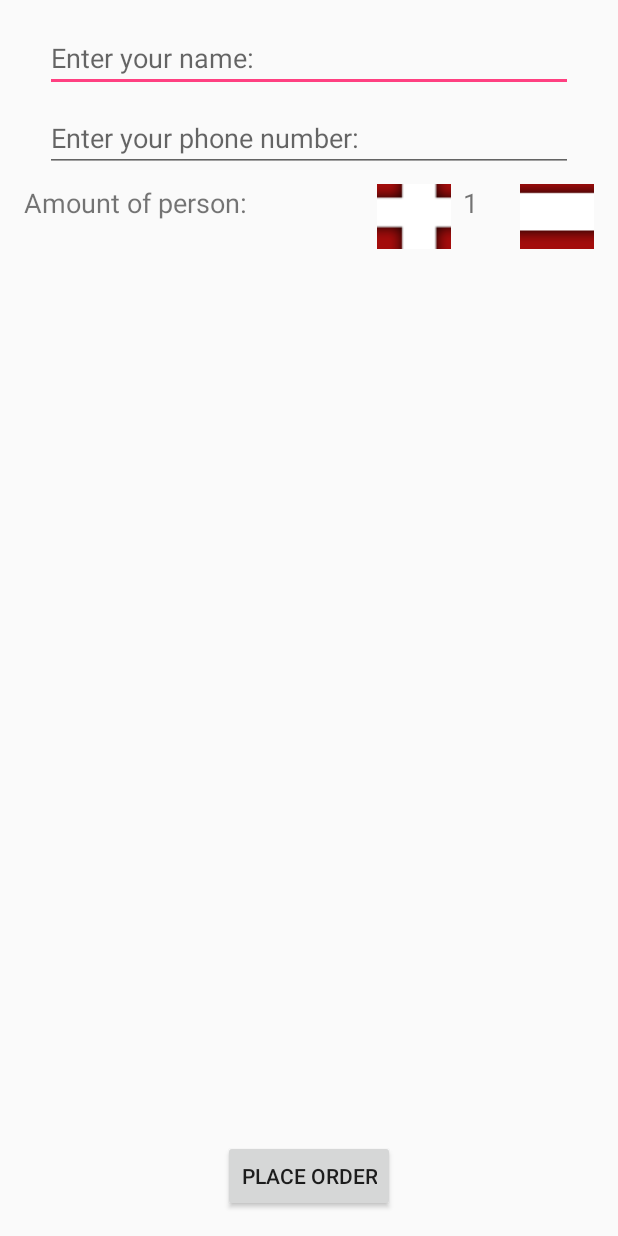
After one commit to mip81/PinoyKlasiksApp, an Android app: the CompleteOrderActivity screen opened directly, with no data from a screen before it, on a phone screen of 412 x 824 dp. The commit adds this screen. Run offline under Robolectric (Android 15) with nearby library versions, the phone set to English and light mode, and no system bars.

```diff
--- a/app/src/main/AndroidManifest.xml
+++ b/app/src/main/AndroidManifest.xml
@@ -28,6 +28,7 @@
                 android:value=".activities.SearchResultsActivity"/>
         </activity>
 
+        <activity android:name=".activities.CompleteOrderActivity" />
 
         <activity android:name=".activities.ListOfProductsActivity">
             <meta-data android:name="android.support.PARENT_ACTIVITY"
@@ -66,7 +67,9 @@
 
             <meta-data android:name="android.app.searchable"
                 android:resource="@xml/searchable" />
-        </activity><!-- ATTENTION: This was auto-generated to add Google Play services to your project for
+        </activity>
+
+        <!-- ATTENTION: This was auto-generated to add Google Play services to your project for
      App Indexing.  See https://g.co/AppIndexing/AndroidStudio for more information. -->
         <meta-data
             android:name="com.google.android.gms.version"
--- /dev/null
+++ b/app/src/main/java/pk/nz/pinoyklasiks/activities/CompleteOrderActivity.java
@@ -0,0 +1,25 @@
+package pk.nz.pinoyklasiks.activities;
+
+import android.os.Bundle;
+import android.support.annotation.Nullable;
+import android.support.v7.app.AppCompatActivity;
+
+import pk.nz.pinoyklasiks.R;
+
+/**
+ * Created 10/22/16.
+ *
+ * @author Mikhail PASTUSHKOV
+ * @author Melchor RELATADO
+ */
+
+public class CompleteOrderActivity extends AppCompatActivity {
+
+    @Override
+    protected void onCreate(@Nullable Bundle savedInstanceState) {
+        super.onCreate(savedInstanceState);
+
+        setContentView(R.layout.activity_order_activity);
+
+    }
+}
--- a/app/src/main/java/pk/nz/pinoyklasiks/beans/AbstractCategory.java
+++ b/app/src/main/java/pk/nz/pinoyklasiks/beans/AbstractCategory.java
@@ -29,6 +29,7 @@ public abstract class AbstractCategory implements Serializable{
     public abstract int getOrderId();
     public abstract void setOrderId(int order_id);
 
+
     @Override
     public String toString(){
         return "id : "+ getId()+"; name category: "+ getCatName()+"; desc: "+getDescription()+ " picname : "+getPic()+"; order : "+ getOrderId();
--- a/app/src/main/java/pk/nz/pinoyklasiks/beans/AbstractProduct.java
+++ b/app/src/main/java/pk/nz/pinoyklasiks/beans/AbstractProduct.java
@@ -1,4 +1,6 @@
 package pk.nz.pinoyklasiks.beans;
+
+import org.json.JSONObject;
 
 import java.io.Serializable;
 
@@ -46,4 +48,5 @@ public abstract class AbstractProduct implements Serializable{
     public abstract void setQuantity(int quantity);
 
     public abstract int getQuantity();
+
 }
--- a/app/src/main/java/pk/nz/pinoyklasiks/beans/Status.java
+++ b/app/src/main/java/pk/nz/pinoyklasiks/beans/Status.java
@@ -1,6 +1,6 @@
 package pk.nz.pinoyklasiks.beans;
 
-/**
+/**select
  * Class represent the table tb_status
  *
  * @author Mikhail PASTUSHKOV
--- a/app/src/main/java/pk/nz/pinoyklasiks/beans/TypeOrder.java
+++ b/app/src/main/java/pk/nz/pinoyklasiks/beans/TypeOrder.java
@@ -4,6 +4,7 @@ import java.io.Serializable;
 
 /**
  * Class represent type of order
+ * teh row in the table tb_typeOrder
  *
  * @author Mikhail PASTUSHKOV
  * @author Melchor RELATADO
@@ -18,12 +19,13 @@ public class TypeOrder implements Serializable {
     }
 
     /**
-     * Constructor that get all fields of the class
+     * Constructor that set all fields of the class
      * @param id int  order
      * @param typeOrder String name of type
      */
     public TypeOrder(int id, String typeOrder){
-
+        this.id = id;
+        this.typeOrder = typeOrder;
     }
 
     public int getId() {
--- a/app/src/main/java/pk/nz/pinoyklasiks/db/IWebService.java
+++ b/app/src/main/java/pk/nz/pinoyklasiks/db/IWebService.java
@@ -26,6 +26,6 @@ public interface IWebService {
      * @param order
      * @return int the global id
      */
-    public int sendOrder(Order order);
+    public int sendJSONORder(Order order);
 
 }
--- a/app/src/main/res/drawable/button_checkout.xml
+++ b/app/src/main/res/drawable/button_checkout.xml
@@ -21,7 +21,6 @@
     </item>
     <item>
         <shape>
-
             <gradient android:startColor="#8f0303" android:endColor="#962828" android:angle="270" />
             <stroke android:width="1dp" android:color="#bbe1e1e1" />
             <corners android:radius="10dp" />
--- /dev/null
+++ b/app/src/main/res/layout/activity_order_activity.xml
@@ -0,0 +1,107 @@
+<?xml version="1.0" encoding="utf-8"?>
+<android.support.constraint.ConstraintLayout
+    xmlns:android="http://schemas.android.com/apk/res/android"
+    xmlns:app="http://schemas.android.com/apk/res-auto"
+    xmlns:tools="http://schemas.android.com/tools"
+    android:layout_width="match_parent"
+    android:layout_height="match_parent">
+
+    <ImageButton
+        android:layout_width="49dp"
+        android:layout_height="43dp"
+        android:src="@drawable/plus"
+        android:id="@+id/imageButton2"
+        android:layout_marginTop="8dp"
+        app:layout_constraintTop_toBottomOf="@+id/etCoCustomperPhoneNumber"
+        app:layout_constraintRight_toLeftOf="@+id/tvCoQuantityPerson"
+        android:layout_marginEnd="8dp"
+        android:layout_marginRight="8dp" />
+
+    <Button
+        android:text="Place Order"
+        android:layout_width="wrap_content"
+        android:layout_height="wrap_content"
+        android:id="@+id/btnCoPlaceOrder"
+        android:layout_marginEnd="16dp"
+        app:layout_constraintRight_toRightOf="parent"
+        android:layout_marginRight="16dp"
+        android:layout_marginStart="16dp"
+        app:layout_constraintLeft_toLeftOf="parent"
+        android:layout_marginLeft="16dp"
+        app:layout_constraintBottom_toBottomOf="parent"
+        android:layout_marginBottom="16dp" />
+
+    <EditText
+        android:layout_width="352dp"
+        android:layout_height="wrap_content"
+        android:ems="10"
+        android:id="@+id/etCoCustomerName"
+        android:hint="@string/co_name_lbl"
+        android:layout_marginEnd="16dp"
+        app:layout_constraintRight_toRightOf="parent"
+        android:layout_marginRight="16dp"
+        android:layout_marginTop="16dp"
+        app:layout_constraintTop_toTopOf="parent"
+        android:layout_marginStart="16dp"
+        app:layout_constraintLeft_toLeftOf="parent"
+        android:layout_marginLeft="16dp" />
+
+    <EditText
+        android:layout_width="352dp"
+        android:layout_height="wrap_content"
+        android:inputType="phone"
+        android:ems="10"
+        android:id="@+id/etCoCustomperPhoneNumber"
+        android:hint="@string/co_phone_number_lbl"
+        android:layout_marginStart="16dp"
+        app:layout_constraintLeft_toLeftOf="parent"
+        android:layout_marginLeft="16dp"
+        android:layout_marginEnd="16dp"
+        app:layout_constraintRight_toRightOf="parent"
+        android:layout_marginRight="16dp"
+        android:layout_marginTop="8dp"
+        app:layout_constraintTop_toBottomOf="@+id/etCoCustomerName" />
+
+    <TextView
+        android:layout_width="0dp"
+        android:layout_height="35dp"
+        android:id="@+id/tvcoAmountPersonLbl"
+        android:text="@string/coAmountPersonLbl"
+        android:layout_marginTop="8dp"
+        app:layout_constraintTop_toBottomOf="@+id/etCoCustomperPhoneNumber"
+        android:layout_marginStart="16dp"
+        app:layout_constraintLeft_toLeftOf="parent"
+        android:layout_marginLeft="16dp"
+        android:textSize="18sp"
+        app:layout_constraintRight_toLeftOf="@+id/imageButton2"
+        android:layout_marginEnd="8dp"
+        android:layout_marginRight="8dp"
+        app:layout_constraintHorizontal_bias="0.0"
+        app:layout_constraintBottom_toTopOf="@+id/btnCoPlaceOrder"
+        android:layout_marginBottom="8dp"
+        app:layout_constraintVertical_bias="0.0" />
+
+    <ImageButton
+        android:layout_width="49dp"
+        android:layout_height="43dp"
+        android:src="@drawable/minus"
+        android:id="@+id/imageButton"
+        android:layout_marginEnd="16dp"
+        app:layout_constraintRight_toRightOf="parent"
+        android:layout_marginRight="16dp"
+        android:layout_marginTop="8dp"
+        app:layout_constraintTop_toBottomOf="@+id/etCoCustomperPhoneNumber" />
+
+    <TextView
+        android:text="1"
+        android:layout_width="30dp"
+        android:layout_height="36dp"
+        android:id="@+id/tvCoQuantityPerson"
+        android:textSize="18sp"
+        android:layout_marginTop="8dp"
+        app:layout_constraintTop_toBottomOf="@+id/etCoCustomperPhoneNumber"
+        app:layout_constraintRight_toLeftOf="@+id/imageButton"
+        android:layout_marginEnd="8dp"
+        android:layout_marginRight="8dp" />
+
+</android.support.constraint.ConstraintLayout>
--- a/app/src/main/res/values/strings.xml
+++ b/app/src/main/res/values/strings.xml
@@ -31,5 +31,11 @@
     <string name="nav_menu_main_menu">Main menu</string>
     <string name="suborderTypeOrderTitle">Choose type of order</string>
 
+    <string name="co_name_lbl">Enter your name:</string>
+    <string name="co_phone_number_lbl">Enter your phone number:"</string>
+    <string name="co_datetime">Enter date and time for your order:</string>
+    <string name="co_address_lbl">Enter address of your order:</string>
+    <string name="coAmountPersonLbl">Amount of person:</string>
+
 
 </resources>
```
Also changed, not shown: app/src/main/java/pk/nz/pinoyklasiks/MainActivity.java (+11 -8 lines), app/src/main/java/pk/nz/pinoyklasiks/activities/SubOrderActivity.java (+6 -1 lines), app/src/main/java/pk/nz/pinoyklasiks/beans/Order.java (+90 -3 lines), app/src/main/java/pk/nz/pinoyklasiks/beans/Product.java (+9 -9 lines), app/src/main/java/pk/nz/pinoyklasiks/db/DBManager.java (+57 -26 lines), app/src/main/java/pk/nz/pinoyklasiks/db/IDBInfo.java (+15 -5 lines), app/src/main/java/pk/nz/pinoyklasiks/db/WebService.java (+86 -26 lines), app/src/main/res/layout/activity_list_of_products.xml (+0 -7 lines).
